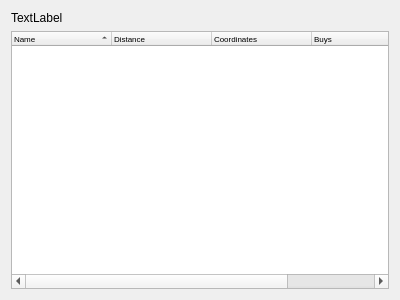
Qt form searchresultwidget.ui (cre4ture/minutor-1) before a commit.
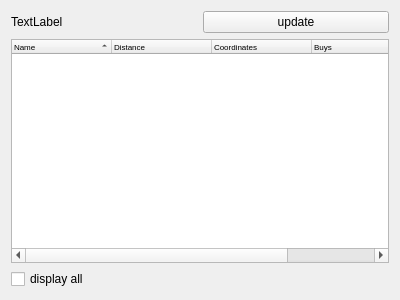
The same form after that commit.

```diff
--- a/searchresultwidget.ui
+++ b/searchresultwidget.ui
@@ -15,6 +15,8 @@
   </property>
   <layout class="QVBoxLayout" name="verticalLayout">
    <item>
+    <layout class="QHBoxLayout" name="horizontalLayout">
+     <item>
     <widget class="QLabel" name="lbl_location">
      <property name="text">
       <string>TextLabel</string>
@@ -22,6 +24,15 @@
     </widget>
    </item>
    <item>
+      <widget class="QPushButton" name="btn_update">
+       <property name="text">
+        <string>update</string>
+       </property>
+      </widget>
+     </item>
+    </layout>
+   </item>
+   <item>
     <widget class="QTreeWidget" name="treeWidget">
      <property name="font">
       <font>
@@ -58,6 +69,13 @@
      </column>
     </widget>
    </item>
+   <item>
+    <widget class="QCheckBox" name="check_display_all">
+     <property name="text">
+      <string>display all</string>
+     </property>
+    </widget>
+   </item>
   </layout>
  </widget>
  <resources/>
```
Lines whose indentation alone changed are shown as unchanged.
